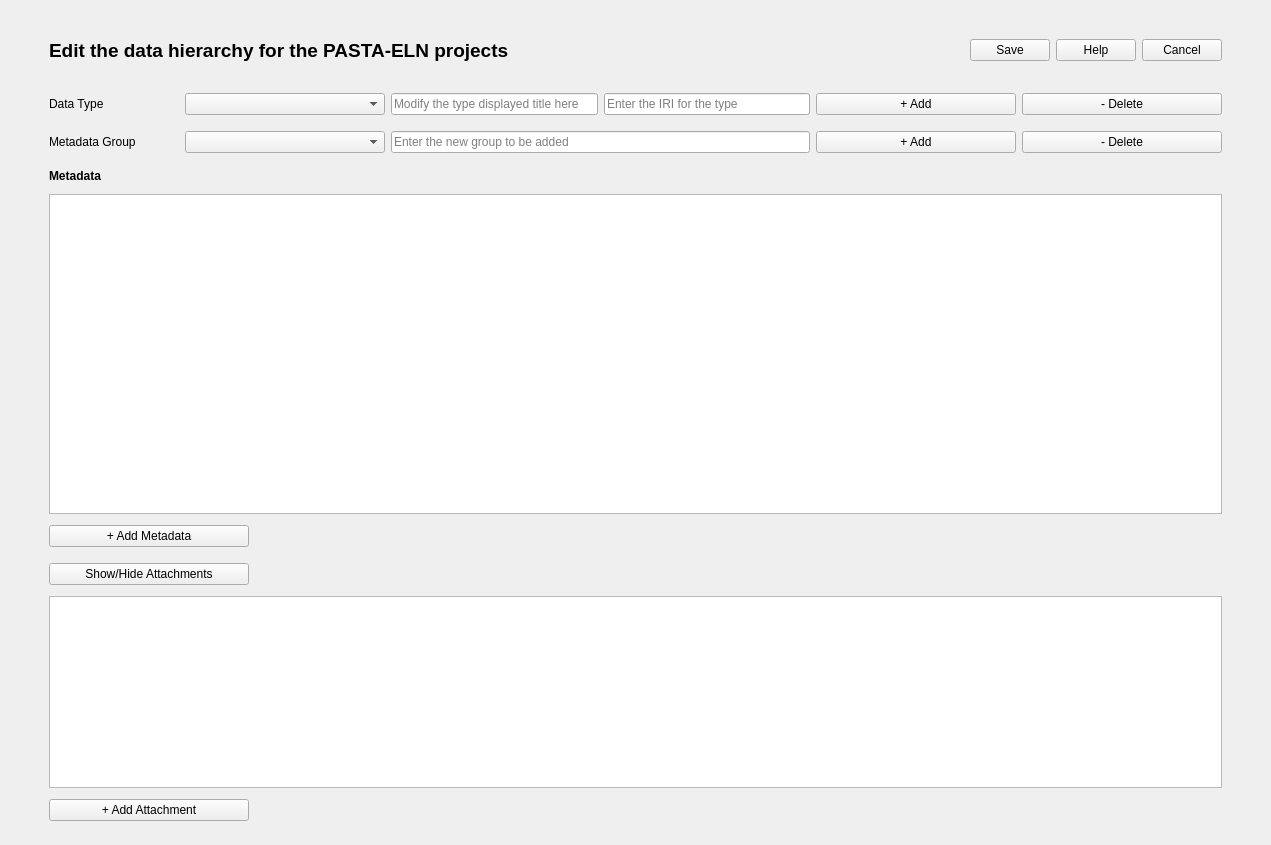
Before: the Qt Designer form pasta_eln/GUI/data_hierarchy/data_hierarchy_editor_dialog_base.ui in PASTA-ELN/pasta-eln, drawn with Qt 5.
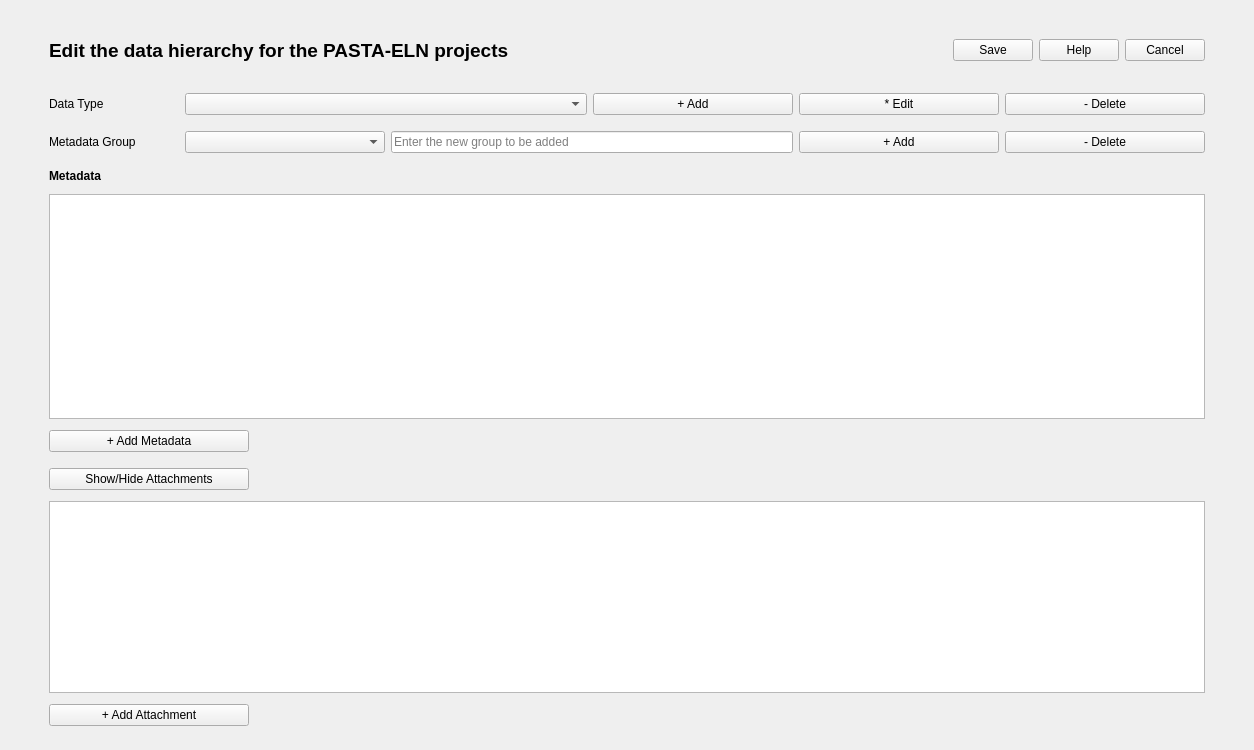
After: the same form once the commit is applied.

Commit message: - Changes needed for implementing point (1) in the issue #329-datahierarchy-editor-version-20-type-row-changes

```diff
--- a/pasta_eln/GUI/data_hierarchy/data_hierarchy_editor_dialog_base.ui
+++ b/pasta_eln/GUI/data_hierarchy/data_hierarchy_editor_dialog_base.ui
@@ -6,8 +6,8 @@
    <rect>
     <x>0</x>
     <y>0</y>
-    <width>1271</width>
-    <height>845</height>
+    <width>1254</width>
+    <height>750</height>
    </rect>
   </property>
   <property name="windowTitle">
@@ -296,14 +296,14 @@
           <item>
            <widget class="QComboBox" name="typeComboBox">
             <property name="sizePolicy">
-             <sizepolicy hsizetype="Fixed" vsizetype="Fixed">
+             <sizepolicy hsizetype="MinimumExpanding" vsizetype="Fixed">
               <horstretch>0</horstretch>
               <verstretch>0</verstretch>
              </sizepolicy>
             </property>
             <property name="minimumSize">
              <size>
-              <width>200</width>
+              <width>400</width>
               <height>0</height>
              </size>
             </property>
@@ -311,54 +311,7 @@
              <string>Select the type from the loaded data hierarchy types</string>
             </property>
             <property name="sizeAdjustPolicy">
-             <enum>QComboBox::AdjustToContents</enum>
-            </property>
-           </widget>
-          </item>
-          <item>
-           <widget class="QLineEdit" name="typeDisplayedTitleLineEdit">
-            <property name="sizePolicy">
-             <sizepolicy hsizetype="Minimum" vsizetype="Minimum">
-              <horstretch>0</horstretch>
-              <verstretch>0</verstretch>
-             </sizepolicy>
-            </property>
-            <property name="minimumSize">
-             <size>
-              <width>0</width>
-              <height>0</height>
-             </size>
-            </property>
-            <property name="toolTip">
-             <string>Modify the displayed title property of the type</string>
-            </property>
-            <property name="text">
-             <string/>
-            </property>
-            <property name="placeholderText">
-             <string>Modify the type displayed title here</string>
-            </property>
-            <property name="clearButtonEnabled">
-             <bool>true</bool>
-            </property>
-           </widget>
-          </item>
-          <item>
-           <widget class="QLineEdit" name="typeIriLineEdit">
-            <property name="sizePolicy">
-             <sizepolicy hsizetype="Minimum" vsizetype="Minimum">
-              <horstretch>0</horstretch>
-              <verstretch>0</verstretch>
-             </sizepolicy>
-            </property>
-            <property name="toolTip">
-             <string>Enter the link/iri to be associated with this data-type</string>
-            </property>
-            <property name="placeholderText">
-             <string>Enter the IRI for the type</string>
-            </property>
-            <property name="clearButtonEnabled">
-             <bool>true</bool>
+             <enum>QComboBox::SizeAdjustPolicy::AdjustToContents</enum>
             </property>
            </widget>
           </item>
@@ -384,6 +337,25 @@
             </property>
            </widget>
           </item>
+          <item>
+           <widget class="QPushButton" name="editTypePushButton">
+            <property name="sizePolicy">
+             <sizepolicy hsizetype="Fixed" vsizetype="Fixed">
+              <horstretch>0</horstretch>
+              <verstretch>0</verstretch>
+             </sizepolicy>
+            </property>
+            <property name="minimumSize">
+             <size>
+              <width>200</width>
+              <height>0</height>
+             </size>
+            </property>
+            <property name="text">
+             <string>* Edit</string>
+            </property>
+           </widget>
+          </item>
           <item>
            <widget class="QPushButton" name="deleteTypePushButton">
             <property name="sizePolicy">
```
Left out of the diff: 14 changed lines with no effect on the pictures. The commit also changes 27 other files.
